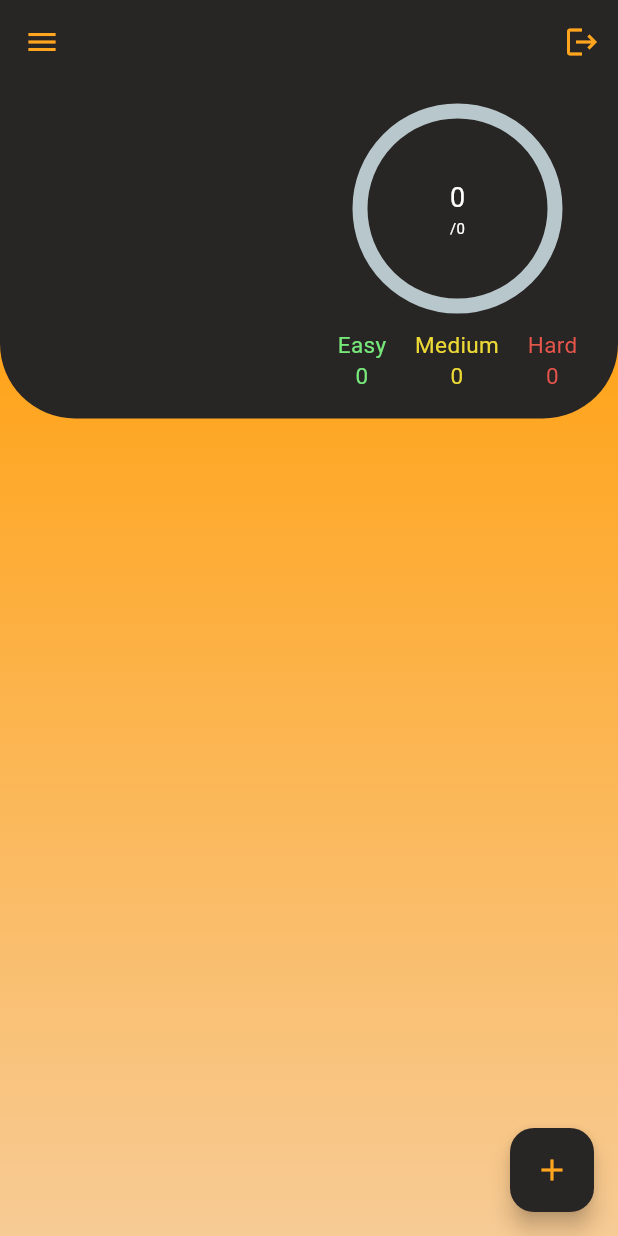
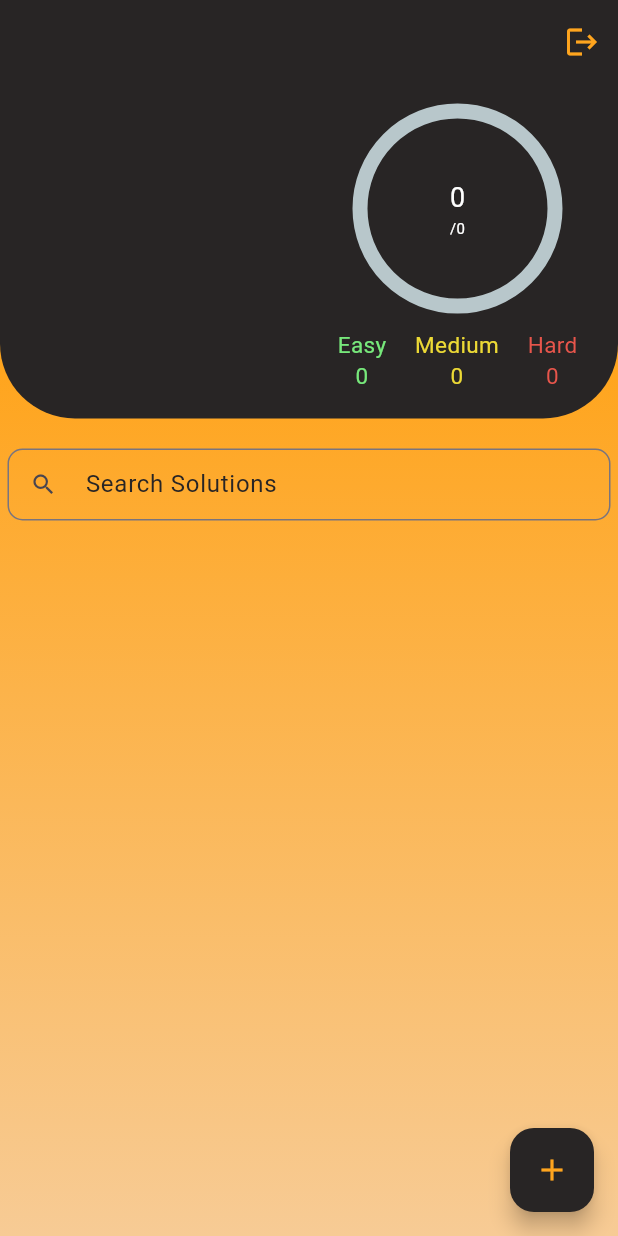
Before and after one commit to aniketTCodes/Leetcode-Tracker, a Flutter app: the HomeView screen opened by its route, on a phone screen of 412 x 824 dp. Run offline on Flutter 3.47's test engine with Material 3 defaults, Android fonts, the phone set to English and light mode, and no system bars; drawn by our look-alikes of percent_indicator; our stand-ins replace bloc, cloud_firestore, dartz, firebase_auth, firebase_core, firebase_storage and 4 more; accounts and stored records are empty; network calls fail.

Commit message:
added search feature

```diff
--- a/lib/features/home/view/home_view.dart
+++ b/lib/features/home/view/home_view.dart
@@ -1,4 +1,5 @@
 import 'package:flutter/material.dart';
+import 'package:flutter/widgets.dart';
 import 'package:flutter_bloc/flutter_bloc.dart';
 import 'package:leetcode_tracker/core/constants/app_colors.dart';
 import 'package:leetcode_tracker/core/painter/background_painter.dart';
@@ -7,15 +8,20 @@ import 'package:leetcode_tracker/features/auth/view/auth_view.dart';
 import 'package:leetcode_tracker/features/dashboard/bloc/bloc/dashboard_bloc.dart';
 import 'package:leetcode_tracker/features/dashboard/view/dashboard_view.dart';
 import 'package:leetcode_tracker/features/revist_solutions/bloc/bloc/revisit_solution_bloc.dart';
-import 'package:leetcode_tracker/features/revist_solutions/view/revisit_solution_view.dart';
+import 'package:leetcode_tracker/features/revist_solutions/view/revisit_solution_home_view.dart';
 import 'package:leetcode_tracker/features/solutions/bloc/bloc/solution_bloc.dart';
-import 'package:leetcode_tracker/features/solutions/view/search_question_view.dart';
 import 'package:leetcode_tracker/features/solutions/view/solution_view.dart';
 
-class HomeView extends StatelessWidget {
+class HomeView extends StatefulWidget {
   static const route = '/home';
   const HomeView({super.key});
 
+  @override
+  State<HomeView> createState() => _HomeViewState();
+}
+
+class _HomeViewState extends State<HomeView> {
+  final TextEditingController searchKeywordController = TextEditingController();
   @override
   Widget build(BuildContext context) {
     return CustomPaint(
@@ -37,13 +43,6 @@ class HomeView extends StatelessWidget {
           surfaceTintColor: Colors.transparent,
           foregroundColor: Colors.transparent,
           backgroundColor: matteBlack,
-          leading: IconButton(
-            onPressed: () {},
-            icon: const Icon(
-              Icons.menu,
-              color: appYellow,
-            ),
-          ),
           actions: [
             IconButton(
                 onPressed: () {
@@ -56,7 +55,9 @@ class HomeView extends StatelessWidget {
                 ))
           ],
         ),
-        body: Column(
+        body: SizedBox(
+          height: double.infinity,
+          child: Column(
             children: [
               BlocConsumer<DashboardBloc, DashboardState>(
                 listener: (context, state) {},
@@ -81,47 +82,8 @@ class HomeView extends StatelessWidget {
                 child: BlocConsumer<RevisitSolutionBloc, RevisitSolutionState>(
                   builder: (context, state) {
                     if (state is RevisitSolutionsLoadedState) {
-                    return Expanded(
-                        child: ListView.builder(
-                      itemCount: state.solutions.length,
-                      itemBuilder: (context, index) {
-                        return GestureDetector(
-                          onTap: () {
-                            Navigator.of(context).pushNamed(
-                                RevisitSolutionview.route,
-                                arguments: state.solutions[index]);
-                          },
-                          child: Card(
-                            color: accentBlack,
-                            child: Padding(
-                              padding: const EdgeInsets.all(15),
-                              child: Column(
-                                crossAxisAlignment: CrossAxisAlignment.start,
-                                children: [
-                                  Text(
-                                    state.solutions[index].questionTitle,
-                                    style: const TextStyle(
-                                        color: appYellow,
-                                        fontSize: 16,
-                                        fontWeight: FontWeight.w600,
-                                        fontFamily: 'NotoSerif'),
-                                  ),
-                                  const SizedBox(
-                                    height: 5,
-                                  ),
-                                  Text(
-                                    state.solutions[index].difficulty,
-                                    style: TextStyle(
-                                        color: getColor(
-                                            state.solutions[index].difficulty)),
-                                  )
-                                ],
-                              ),
-                            ),
-                          ),
-                        );
-                      },
-                    ));
+                      final solutionList = state.solutions;
+                      return RevisitSolutionHomeView(solutions: solutionList);
                     }
                     return const Center(
                       child: CircularProgressIndicator(
@@ -135,6 +97,7 @@ class HomeView extends StatelessWidget {
             ],
           ),
         ),
+      ),
     );
   }
 }
--- /dev/null
+++ b/lib/features/revist_solutions/view/revisit_solution_home_view.dart
@@ -0,0 +1,130 @@
+import 'package:flutter/material.dart';
+import 'package:leetcode_tracker/core/constants/app_colors.dart';
+import 'package:leetcode_tracker/features/revist_solutions/view/revisit_solution_view.dart';
+import 'package:leetcode_tracker/features/solutions/data/models/solution_model.dart';
+import 'package:leetcode_tracker/features/solutions/view/search_question_view.dart';
+
+class RevisitSolutionHomeView extends StatefulWidget {
+  final List<SolutionModel> solutions;
+  const RevisitSolutionHomeView({super.key, required this.solutions});
+
+  @override
+  State<RevisitSolutionHomeView> createState() =>
+      _RevisitSolutionHomeViewState();
+}
+
+class _RevisitSolutionHomeViewState extends State<RevisitSolutionHomeView> {
+  final TextEditingController searchKeywordController = TextEditingController();
+  List<SolutionModel> solutions = [];
+  @override
+  void initState() {
+    solutions = widget.solutions;
+    super.initState();
+  }
+
+  @override
+  void dispose() {
+    searchKeywordController.dispose();
+    super.dispose();
+  }
+
+  @override
+  Widget build(BuildContext context) {
+    return Expanded(
+      child: Column(
+        children: [
+          Padding(
+              padding: const EdgeInsets.only(
+                left: 5,
+                right: 5,
+              ),
+              child: TextField(
+                onChanged: (value) {
+                  setState(() {
+                    solutions = widget.solutions
+                        .where((element) => element.questionTitle
+                            .toLowerCase()
+                            .contains(
+                                searchKeywordController.text.toLowerCase()))
+                        .toList();
+                  });
+                },
+                controller: searchKeywordController,
+                cursorColor: matteBlack,
+                decoration: const InputDecoration(
+                  focusColor: matteBlack,
+                  labelStyle: TextStyle(color: matteBlack),
+                  labelText: 'Search Solutions',
+                  prefixIcon: Icon(Icons.search),
+                  border: OutlineInputBorder(
+                    borderRadius: BorderRadius.all(
+                      Radius.circular(
+                        10,
+                      ),
+                    ),
+                  ),
+                  isDense: true,
+                  focusedBorder: OutlineInputBorder(
+                    borderSide: BorderSide(
+                      color: accentBlack,
+                    ),
+                    borderRadius: BorderRadius.all(
+                      Radius.circular(
+                        10,
+                      ),
+                    ),
+                  ),
+                ),
+              )),
+          const SizedBox(
+            height: 10,
+          ),
+          Expanded(
+              child: ListView.builder(
+            itemCount: solutions.length,
+            itemBuilder: (context, index) {
+              return GestureDetector(
+                onTap: () {
+                  Navigator.of(context).pushNamed(RevisitSolutionview.route,
+                      arguments: solutions[index]);
+                },
+                child: Card(
+                  shape: RoundedRectangleBorder(
+                    borderRadius: BorderRadius.circular(
+                      10,
+                    ),
+                  ),
+                  color: accentBlack,
+                  child: Padding(
+                    padding: const EdgeInsets.all(10),
+                    child: Column(
+                      crossAxisAlignment: CrossAxisAlignment.start,
+                      children: [
+                        Text(
+                          "${index + 1}. ${solutions[index].questionTitle}",
+                          style: const TextStyle(
+                              color: appYellow,
+                              fontSize: 16,
+                              fontWeight: FontWeight.w600,
+                              fontFamily: 'NotoSerif'),
+                        ),
+                        const SizedBox(
+                          height: 5,
+                        ),
+                        Text(
+                          solutions[index].difficulty,
+                          style: TextStyle(
+                              color: getColor(solutions[index].difficulty)),
+                        )
+                      ],
+                    ),
+                  ),
+                ),
+              );
+            },
+          ))
+        ],
+      ),
+    );
+  }
+}
```
Lines whose indentation alone changed are shown as unchanged.
